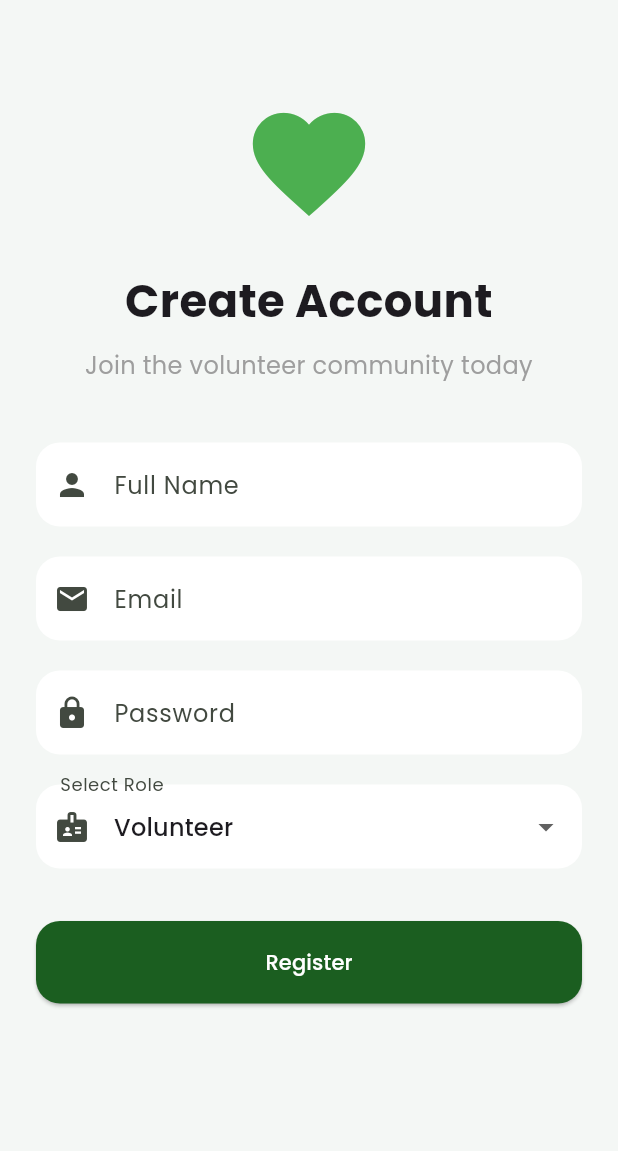
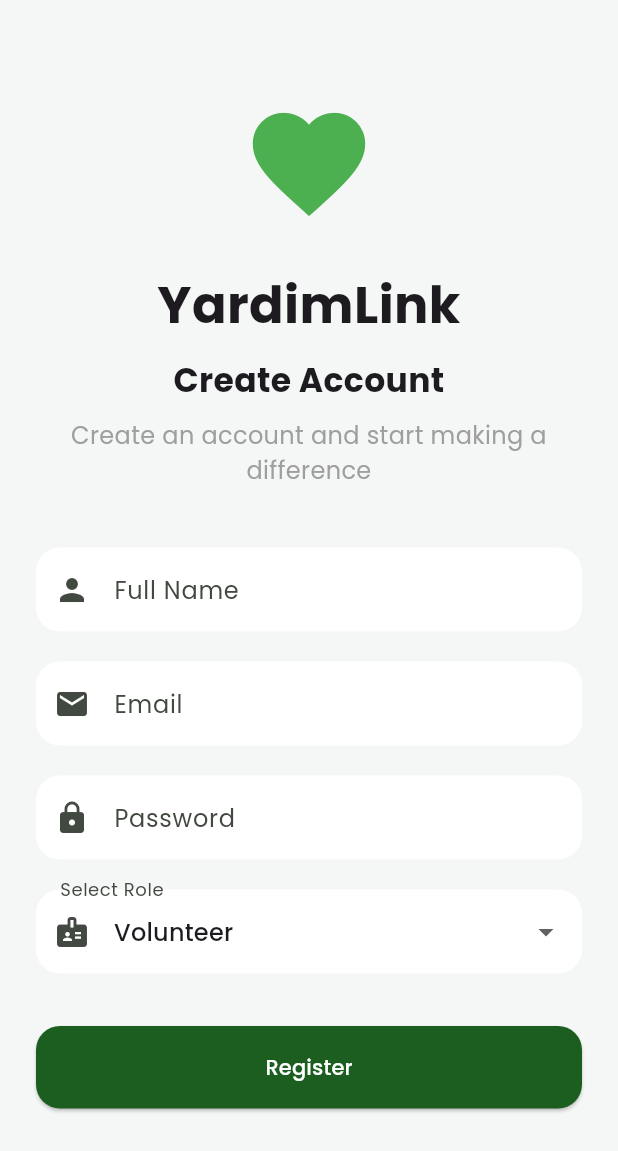
Before and after one commit to Malikabdullah2004/233301112_AbdullahZaheer_Flutter_YardimLink, a Flutter app: the screen it shows after launch, after a tap on an icon or button, on a phone screen of 412 x 824 dp. Shown: the top 1151 px of the screen. Run offline on Flutter 3.47's test engine with Material 3 defaults, Android fonts, the phone set to English and light mode, and no system bars; our stand-ins replace cloud_firestore, firebase_auth, firebase_core, google_fonts; accounts and stored records are empty; network calls fail.

```diff
--- a/lib/screens/auth/login_screen.dart
+++ b/lib/screens/auth/login_screen.dart
@@ -88,7 +88,7 @@ class _LoginScreenState extends State<LoginScreen> {
               const SizedBox(height: 25),
 
               const Text(
-                'Welcome Back',
+                'YardımLink',
 
                 textAlign: TextAlign.center,
 
--- a/lib/screens/auth/register_screen.dart
+++ b/lib/screens/auth/register_screen.dart
@@ -83,17 +83,27 @@ class _RegisterScreenState extends State<RegisterScreen> {
               const SizedBox(height: 25),
 
               const Text(
-                'Create Account',
+                'YardimLink',
 
                 textAlign: TextAlign.center,
 
-                style: TextStyle(fontSize: 30, fontWeight: FontWeight.bold),
+                style: TextStyle(fontSize: 34, fontWeight: FontWeight.bold),
               ),
 
               const SizedBox(height: 10),
 
               const Text(
-                'Join the volunteer community today',
+                'Create Account',
+
+                textAlign: TextAlign.center,
+
+                style: TextStyle(fontSize: 22, fontWeight: FontWeight.bold),
+              ),
+
+              const SizedBox(height: 10),
+
+              const Text(
+                'Create an account and start making a difference',
 
                 textAlign: TextAlign.center,
 
```
Also changed, not shown: 9 other files.
